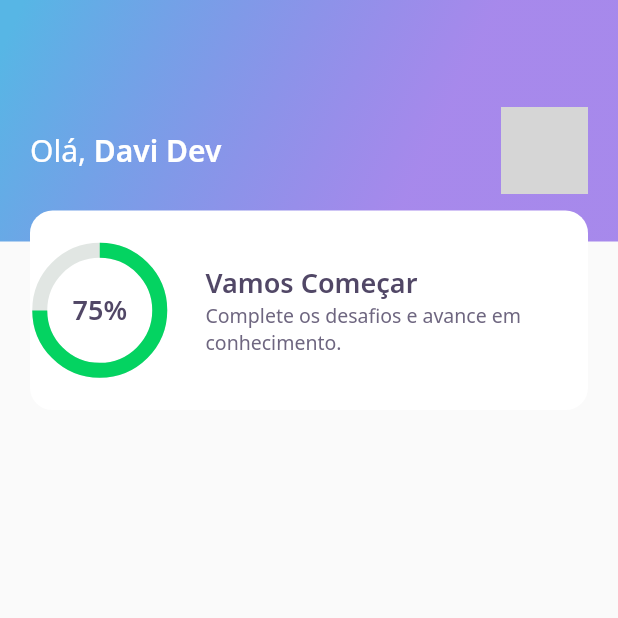
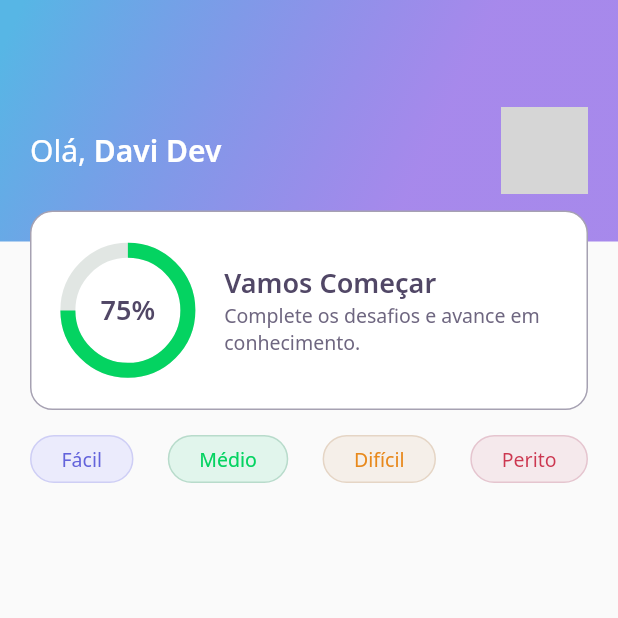
Before and after one commit to davisantosr/nlw5_flutter_devquiz, a Flutter app: the screen it shows after launch, on a phone screen of 412 x 824 dp, the top half of it. Run offline on Flutter 3.47's test engine with Material 2 defaults, Android fonts, the phone set to English and light mode, and no system bars; our stand-ins replace google_fonts; network calls fail; grey boxes are pictures that could not be loaded.

Commit message:
level button

```diff
--- a/lib/home/home_page.dart
+++ b/lib/home/home_page.dart
@@ -1,4 +1,5 @@
 import 'package:devquiz/home/widgets/appbar/app_bar_widget.dart';
+import 'package:devquiz/home/widgets/level_button/level_button_widget.dart';
 import 'package:flutter/material.dart';
 
 class HomePage extends StatefulWidget {
@@ -11,6 +12,18 @@ class _HomePageState extends State<HomePage> {
   Widget build(BuildContext context) {
     return Scaffold(
       appBar: AppBarWidget(),
+      body: Padding(
+        padding: const EdgeInsets.symmetric(horizontal: 20),
+        child: Row(
+          mainAxisAlignment: MainAxisAlignment.spaceBetween,
+          children: [
+            LevelButtonWidget(label: "Fácil"),
+            LevelButtonWidget(label: "Médio"),
+            LevelButtonWidget(label: "Difícil"),
+            LevelButtonWidget(label: "Perito")
+          ],
+        ),
+      ),
     );
   }
 }
--- /dev/null
+++ b/lib/home/widgets/level_button/level_button_widget.dart
@@ -0,0 +1,60 @@
+import 'package:flutter/material.dart';
+import 'package:google_fonts/google_fonts.dart';
+import 'package:devquiz/core/app_colors.dart';
+
+class LevelButtonWidget extends StatelessWidget {
+  final String label;
+  LevelButtonWidget({
+    required this.label,
+  }) : assert(["Fácil", "Médio", "Difícil", "Perito"].contains(label));
+
+  final config = {
+    "Fácil": {
+      "color": AppColors.levelButtonFacil,
+      "borderColor": AppColors.levelButtonBorderFacil,
+      "fontColor": AppColors.levelButtonTextFacil
+    },
+    "Médio": {
+      "color": AppColors.levelButtonMedio,
+      "borderColor": AppColors.levelButtonBorderMedio,
+      "fontColor": AppColors.levelButtonTextMedio
+    },
+    "Difícil": {
+      "color": AppColors.levelButtonDificil,
+      "borderColor": AppColors.levelButtonBorderDificil,
+      "fontColor": AppColors.levelButtonTextDificil
+    },
+    "Perito": {
+      "color": AppColors.levelButtonPerito,
+      "borderColor": AppColors.levelButtonBorderPerito,
+      "fontColor": AppColors.levelButtonTextPerito
+    },
+  };
+
+  Color get color => config[label]!["color"]!;
+  Color get borderColor => config[label]!["borderColor"]!;
+  Color get fontColor => config[label]!["fontColor"]!;
+
+  @override
+  Widget build(BuildContext context) {
+    return Padding(
+      padding: const EdgeInsets.only(top: 40),
+      child: Container(
+        decoration: BoxDecoration(
+          color: color,
+          border: Border.fromBorderSide(
+            BorderSide(color: borderColor),
+          ),
+          borderRadius: BorderRadius.circular(28),
+        ),
+        child: Padding(
+          padding: const EdgeInsets.symmetric(horizontal: 20, vertical: 6),
+          child: Text(
+            label,
+            style: GoogleFonts.notoSans(color: fontColor, fontSize: 13),
+          ),
+        ),
+      ),
+    );
+  }
+}
--- a/lib/home/widgets/score_card/score_card_widget.dart
+++ b/lib/home/widgets/score_card/score_card_widget.dart
@@ -13,7 +13,10 @@ class ScoreCardWidget extends StatelessWidget {
         decoration: BoxDecoration(
             color: AppColors.white,
             borderRadius: BorderRadius.circular(15),
-        ),
+            border:
+                Border.fromBorderSide(BorderSide(color: AppColors.lightGrey))),
+        child: Padding(
+          padding: const EdgeInsets.symmetric(horizontal: 24),
           child: Row(
             crossAxisAlignment: CrossAxisAlignment.center,
             children: [
@@ -41,6 +44,7 @@ class ScoreCardWidget extends StatelessWidget {
             ],
           ),
         ),
+      ),
     );
   }
 }
```
Lines whose indentation alone changed are shown as unchanged.
